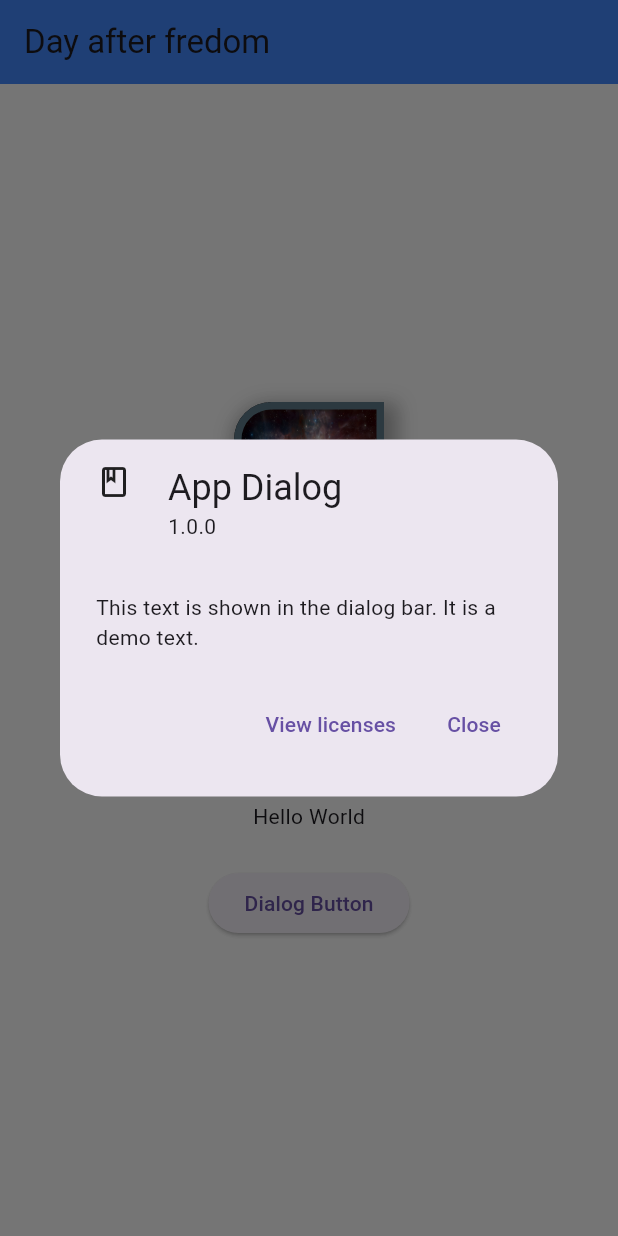
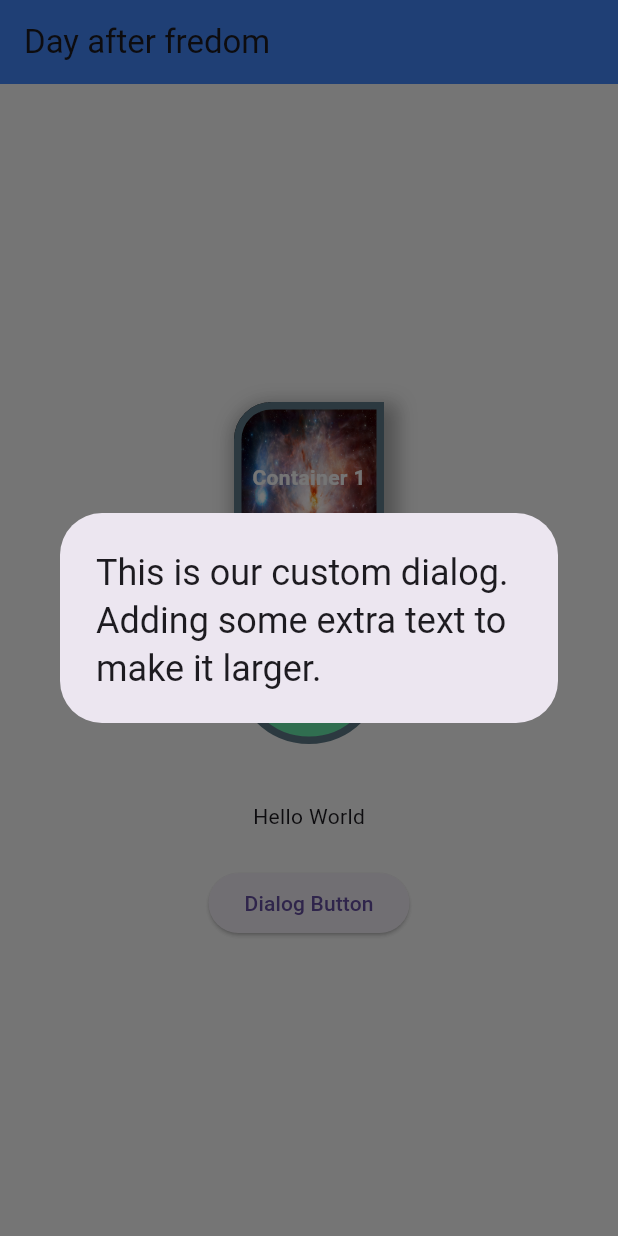
Before and after one commit to rup-chowdhury/flutter-ostad, a Flutter app: the screen it shows after launch, after a tap on "Dialog Button", on a phone screen of 412 x 824 dp. Run offline on Flutter 3.47's test engine with Material 3 defaults, Android fonts, the phone set to English and light mode, and no system bars.

Commit message:
Custom Dialog set up

```diff
--- a/five/lib/main.dart
+++ b/five/lib/main.dart
@@ -106,16 +106,21 @@ class _HomeState extends State<Home> {
             ),
             ElevatedButton(
                 onPressed: () {
-                  showAboutDialog(
-                    context: context,
-                    applicationName: "App Dialog",
-                    applicationVersion: "1.0.0",
-                    applicationIcon: Icon(Icons.book_outlined),
-                    children: [
-                      Text("This text is shown in the dialog bar. It is a demo text.")
-                    ]
+                  // showAboutDialog(
+                  //   context: context,
+                  //   applicationName: "App Dialog",
+                  //   applicationVersion: "1.0.0",
+                  //   applicationIcon: Icon(Icons.book_outlined),
+                  //   children: [
+                  //     Text("This text is shown in the dialog bar. It is a demo text.")
+                  //   ]
+                  // );
 
+                showDialog(context: context, builder: (ctx) {
+                  return AlertDialog(
+                    title: Text("This is our custom dialog. Adding some extra text to make it larger."),
                   );
+                });
                 },
                 child: Text("Dialog Button"))
           ],
```
